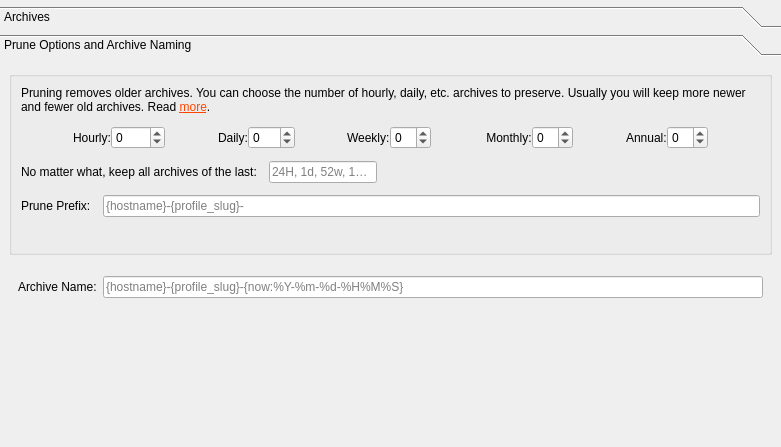
The window that src/vorta/assets/UI/archivetab.ui (borgbase/vorta) describes before a commit, drawn with Qt 5.
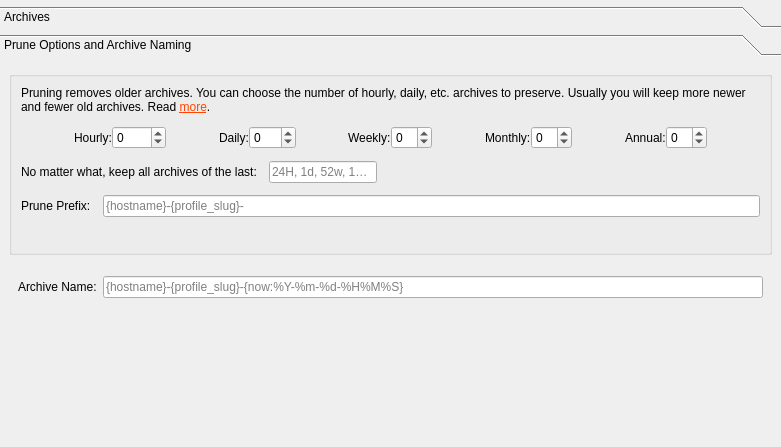
The same window after the commit. The open tabs and pages were chosen to show the change.

Commit message: Remove extra space in`archivetab.ui`. By @real-yfprojects (#1249)

```diff
--- a/src/vorta/assets/UI/archivetab.ui
+++ b/src/vorta/assets/UI/archivetab.ui
@@ -483,7 +483,7 @@
             <item>
              <widget class="QLabel" name="label_9">
               <property name="text">
-               <string> Monthly:</string>
+               <string>Monthly:</string>
               </property>
              </widget>
             </item>
```
